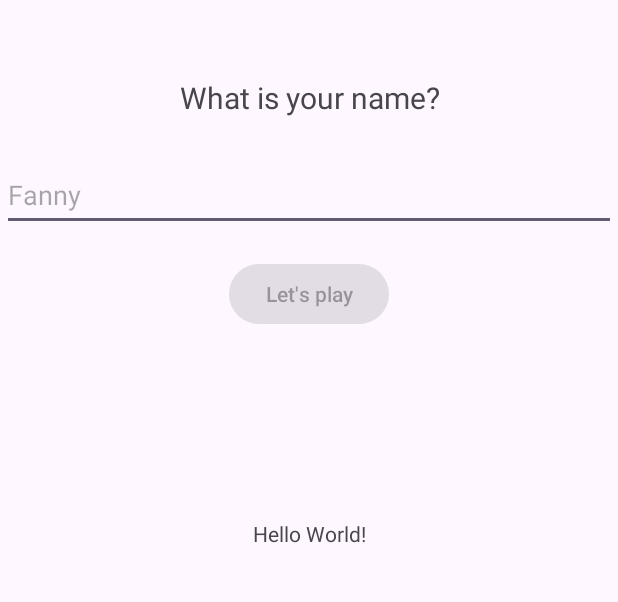
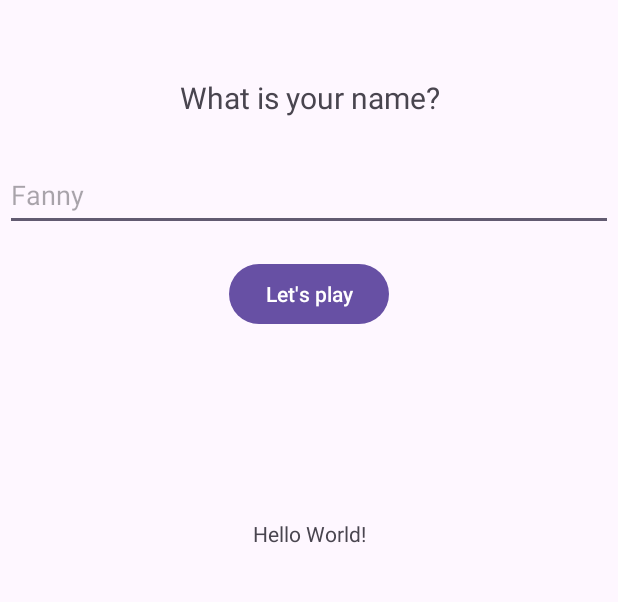
Before and after one commit to Lass1200/SuperQuizApplication, an Android app: the screen it shows after launch (MainActivity), on a phone screen of 412 x 824 dp, the part 85-687 px from its top. Run offline under Robolectric (Android 15) with nearby library versions, the phone set to English and light mode, and no system bars.

Commit message:
Adjust element size to improve layout on different screen densities
- Changed the size of the UI element from fixed px to dp for better responsiveness.
- Ensured consistency across various screen sizes and densities.

```diff
--- a/app/src/main/java/com/example/superquiz/WelcomeFragment.java
+++ b/app/src/main/java/com/example/superquiz/WelcomeFragment.java
@@ -6,6 +6,9 @@ import androidx.annotation.NonNull;
 import androidx.annotation.Nullable;
 import androidx.fragment.app.Fragment;
 
+import android.text.Editable;
+import android.text.TextWatcher;
+import android.util.Log;
 import android.view.LayoutInflater;
 import android.view.View;
 import android.view.ViewGroup;
@@ -71,6 +74,30 @@ public class WelcomeFragment extends Fragment {
      @Override
      public void onViewCreated(@NonNull View view, @Nullable Bundle savedInstanceState) {
          super.onViewCreated(view, savedInstanceState);
-         binding.playButton.setEnabled(false);
+         binding.usernameEditText.addTextChangedListener(new TextWatcher() {
+             @Override
+             public void beforeTextChanged(CharSequence s, int start, int count, int after) {
+
+             }
+
+             @Override
+             public void onTextChanged(CharSequence s, int start, int before, int count) {
+
+             }
+
+             @Override
+             public void afterTextChanged(Editable s) {
+                    boolean isEmpty = s.toString().isEmpty();
+                    binding.playButton.setEnabled((!isEmpty));
+
+             }
+         });
+         binding.playButton.setOnClickListener(new View.OnClickListener(){
+             @Override
+             public void onClick(View v) {
+                 Log.d("TAG", "Bouton cliqué !");
+             }
+         });
+
      }
  }
--- a/app/src/main/res/layout/fragment_welcome.xml
+++ b/app/src/main/res/layout/fragment_welcome.xml
@@ -30,8 +30,9 @@
         android:id="@+id/usernameEditText"
         android:layout_width="match_parent"
         android:layout_height="wrap_content"
-        android:layout_marginStart="1dp"
-        android:layout_marginEnd="1dp"
+        android:layout_marginStart="3dp"
+
+        android:layout_marginEnd="3dp"
         android:autofillHints=""
         android:hint="@string/hello2"
         android:inputType=""
```
